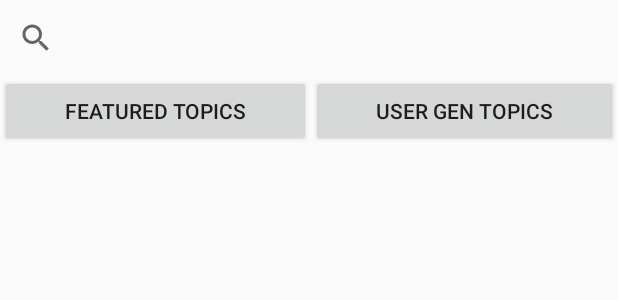
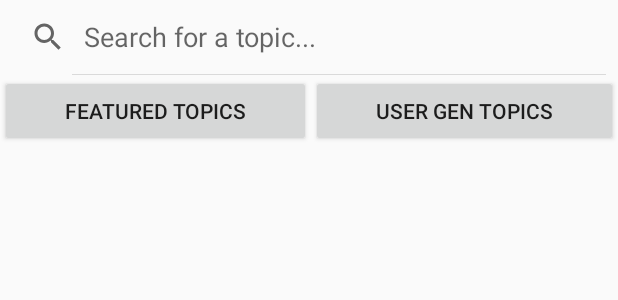
Before and after one commit to Hermanio/android-messenger, an Android app: the layout fragment_view_topic.xml on its own in the app's theme, with its tools: preview values and no code run, on a phone screen of 412 x 824 dp. Shown: the top 300 px of the screen. Run offline under Robolectric (Android 15) with nearby library versions, the phone set to English and light mode, and no system bars.

Commit message:
Made search bar more clear

```diff
--- a/Messenger/app/src/main/res/layout/fragment_view_topic.xml
+++ b/Messenger/app/src/main/res/layout/fragment_view_topic.xml
@@ -41,7 +41,9 @@
         android:id="@+id/searchview_topic"
         android:layout_width="match_parent"
         android:layout_height="50dp"
-        app:queryHint="Search...">
+        android:iconifiedByDefault="false"
+        android:clickable="true"
+        android:queryHint="Search for a topic...">
 
     </SearchView>
 
```
